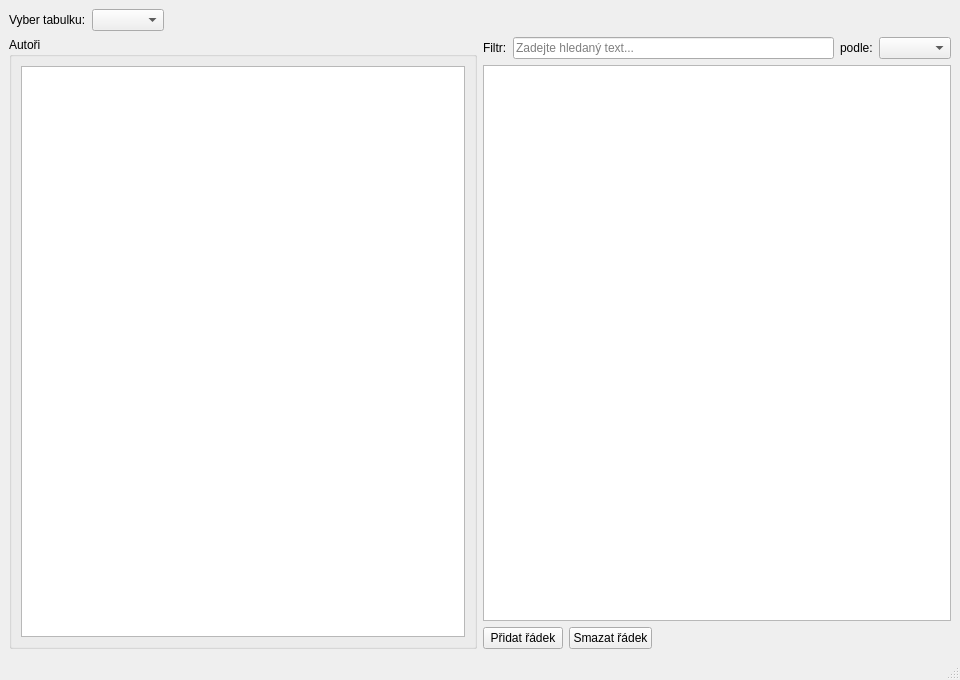
strakamartin/knihovna, file mainwindow.ui: the form before one commit.
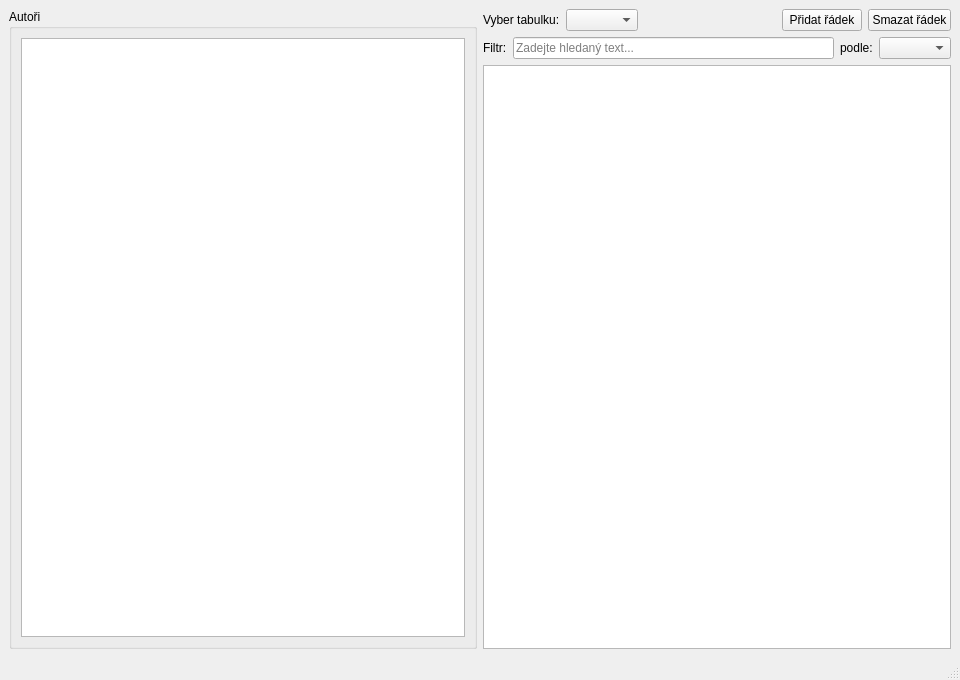
The form after the commit.

Commit message: Fix author-filter bug and restructure toolbar row above filter

Diff of the .ui file:
```diff
--- a/mainwindow.ui
+++ b/mainwindow.ui
@@ -16,39 +16,6 @@
   <widget class="QWidget" name="centralwidget">
    <layout class="QVBoxLayout" name="verticalLayoutMain">
 
-    <!-- Řádek výběru tabulky -->
-    <item>
-     <layout class="QHBoxLayout" name="horizontalLayoutVyberTabulky">
-      <item>
-       <widget class="QLabel" name="labelVyberTabulky">
-        <property name="text">
-         <string>Vyber tabulku:</string>
-        </property>
-       </widget>
-      </item>
-      <item>
-       <widget class="QComboBox" name="comboTabulky">
-        <property name="minimumWidth">
-         <number>160</number>
-        </property>
-       </widget>
-      </item>
-      <item>
-       <spacer name="spacerVyber">
-        <property name="orientation">
-         <enum>Qt::Horizontal</enum>
-        </property>
-        <property name="sizeHint" stdset="0">
-         <size>
-          <width>40</width>
-          <height>20</height>
-         </size>
-        </property>
-       </spacer>
-      </item>
-     </layout>
-    </item>
-
     <!-- Hlavní obsah: levý seznam autorů + pravý panel dat -->
     <item>
      <layout class="QHBoxLayout" name="horizontalLayoutObsah">
@@ -74,7 +41,54 @@
       <item>
        <layout class="QVBoxLayout" name="verticalLayoutPravy">
 
-        <!-- Řádek filtru -->
+        <!-- Řádek 1: výběr tabulky + tlačítka správy řádků -->
+        <item>
+         <layout class="QHBoxLayout" name="horizontalLayoutNastroje">
+          <item>
+           <widget class="QLabel" name="labelVyberTabulky">
+            <property name="text">
+             <string>Vyber tabulku:</string>
+            </property>
+           </widget>
+          </item>
+          <item>
+           <widget class="QComboBox" name="comboTabulky">
+            <property name="minimumWidth">
+             <number>140</number>
+            </property>
+           </widget>
+          </item>
+          <item>
+           <spacer name="spacerNastroje">
+            <property name="orientation">
+             <enum>Qt::Horizontal</enum>
+            </property>
+            <property name="sizeHint" stdset="0">
+             <size>
+              <width>40</width>
+              <height>20</height>
+             </size>
+            </property>
+           </spacer>
+          </item>
+          <item>
+           <widget class="QPushButton" name="tlacitkoPridat">
+            <property name="text">
+             <string>Přidat řádek</string>
+            </property>
+           </widget>
+          </item>
+          <item>
+           <widget class="QPushButton" name="tlacitkoSmazat">
+            <property name="text">
+             <string>Smazat řádek</string>
+            </property>
+           </widget>
+          </item>
+         </layout>
+        </item>
+
+        <!-- Řádek 2: filtr -->
         <item>
          <layout class="QHBoxLayout" name="horizontalLayoutFiltr">
           <item>
@@ -120,39 +134,6 @@
          </widget>
         </item>
 
-        <!-- Tlačítka pro správu řádků (součást pravého panelu) -->
-        <item>
-         <layout class="QHBoxLayout" name="horizontalLayoutTlacitka">
-          <item>
-           <widget class="QPushButton" name="tlacitkoPridat">
-            <property name="text">
-             <string>Přidat řádek</string>
-            </property>
-           </widget>
-          </item>
-          <item>
-           <widget class="QPushButton" name="tlacitkoSmazat">
-            <property name="text">
-             <string>Smazat řádek</string>
-            </property>
-           </widget>
-          </item>
-          <item>
-           <spacer name="spacerTlacitka">
-            <property name="orientation">
-             <enum>Qt::Horizontal</enum>
-            </property>
-            <property name="sizeHint" stdset="0">
-             <size>
-              <width>40</width>
-              <height>20</height>
-             </size>
-            </property>
-           </spacer>
-          </item>
-         </layout>
-        </item>
-
        </layout>
       </item>
 
```
Left out of the diff: 2 changed lines with no effect on the pictures. The commit also changes 1 other file.
